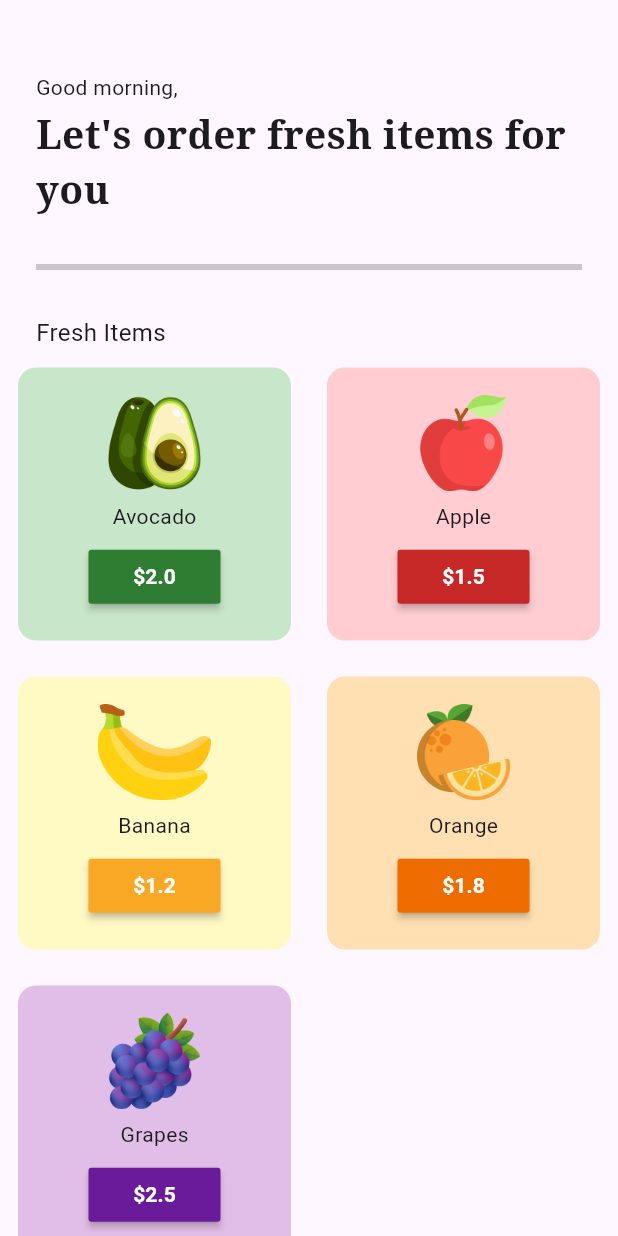
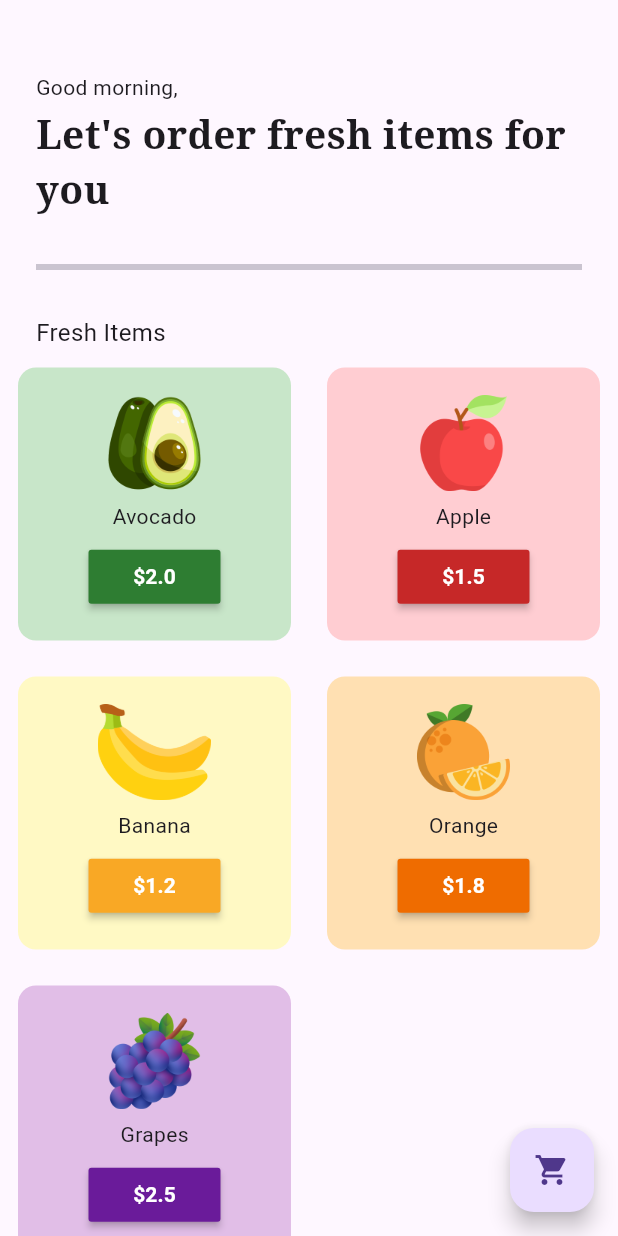
Before and after one commit to johntarus/grocery_store, a Flutter app: the HomePage screen opened directly, on a phone screen of 412 x 824 dp. Run offline on Flutter 3.47's test engine with Material 3 defaults, Android fonts, the phone set to English and light mode, and no system bars; our stand-ins replace google_fonts.

Commit message:
Added cart icon button

```diff
--- a/lib/components/grocery_item_tile.dart
+++ b/lib/components/grocery_item_tile.dart
@@ -5,13 +5,15 @@ class GroceryItemTile extends StatelessWidget {
   final String itemPrice;
   final String imagePath;
   final color;
-  const GroceryItemTile({
+  void Function()? onPressed;
+
+  GroceryItemTile({
     super.key,
     required this.itemName,
     required this.itemPrice,
     required this.imagePath,
     required this.color,
-
+    required this.onPressed,
   });
 
   @override
--- a/lib/model/cart_model.dart
+++ b/lib/model/cart_model.dart
@@ -2,12 +2,35 @@ import 'package:flutter/cupertino.dart';
 import 'package:flutter/material.dart';
 
 class CartModel extends ChangeNotifier{
-  final List _cartItems = [
+  final List _shopItems = [
     ["Avocado", 2.00, "lib/images/avocado.png", Colors.green],
     ["Apple", 1.50, "lib/images/apple.png", Colors.red],
     ["Banana", 1.20, "lib/images/banana.png", Colors.yellow],
     ["Orange", 1.80, "lib/images/orange.png", Colors.orange],
     ["Grapes", 2.50, "lib/images/grapes.png", Colors.purple],
   ];
-  get getCartItems => _cartItems;
+  List _cartItems = [];
+
+  get shopItems => _shopItems;
+
+  get cartItems => _cartItems;
+
+  //add item to cart
+  void addToCart(int index) {
+    _cartItems.add(_shopItems[index]);
+    notifyListeners();
+  }
+  //remove item from cart
+  void removeFromCart(int index) {
+    _cartItems.removeAt(index);
+    notifyListeners();
+  }
+  //calculate total price
+String calculateTotalPrice() {
+    double totalPrice = 0.0;
+    for (int i = 0; i < _cartItems.length; i++) {
+      totalPrice += double.parse(_cartItems[i][1]);
+    }
+    return totalPrice.toStringAsFixed(2);
+  }
 }
--- a/lib/pages/home_page.dart
+++ b/lib/pages/home_page.dart
@@ -4,6 +4,7 @@ import 'package:grocery/model/cart_model.dart';
 import 'package:provider/provider.dart';
 
 import '../components/grocery_item_tile.dart';
+import 'cart_page.dart';
 
 class HomePage extends StatelessWidget {
   const HomePage({super.key});
@@ -11,6 +12,10 @@ class HomePage extends StatelessWidget {
   @override
   Widget build(BuildContext context) {
     return Scaffold(
+      floatingActionButton: FloatingActionButton(onPressed: ()=> Navigator.push(context, MaterialPageRoute(builder: (context){
+        return CartPage();
+      })),
+      child: Icon(Icons.shopping_cart)),
       body: SafeArea(child: Column(
         crossAxisAlignment: CrossAxisAlignment.start,
         children: [
@@ -50,17 +55,26 @@ class HomePage extends StatelessWidget {
               child: Consumer<CartModel>(builder:
               (context, value, child) {
                 return GridView.builder(
-                    itemCount: value.getCartItems.length,
+                    itemCount: value.shopItems.length,
                     gridDelegate: SliverGridDelegateWithFixedCrossAxisCount(
                         crossAxisCount: 2,
                         // childAspectRatio: 1 / 1.2,
                     ),
                     itemBuilder: (context, index){
                       return GroceryItemTile(itemName:
-                        value.getCartItems[index][0],
-                        itemPrice: value.getCartItems[index][1].toString(),
-                        imagePath: value.getCartItems[index][2],
-                        color: value.getCartItems[index][3],);
+                        value.shopItems[index][0],
+                        itemPrice: value.shopItems[index][1].toString(),
+                        imagePath: value.shopItems[index][2],
+                        color: value.shopItems[index][3],
+                      onPressed: () {
+                          // value.addToCart(value.shopItems[index]);
+                          ScaffoldMessenger.of(context).showSnackBar(
+                            SnackBar(
+                              content: Text("${value.shopItems[index][0]} added to cart"),
+                              duration: const Duration(seconds: 1),
+                            ),
+                          );
+                        });
 
                     });
               })
```
Also changed, not shown: lib/pages/cart_page.dart (added, +16 -0 lines).
